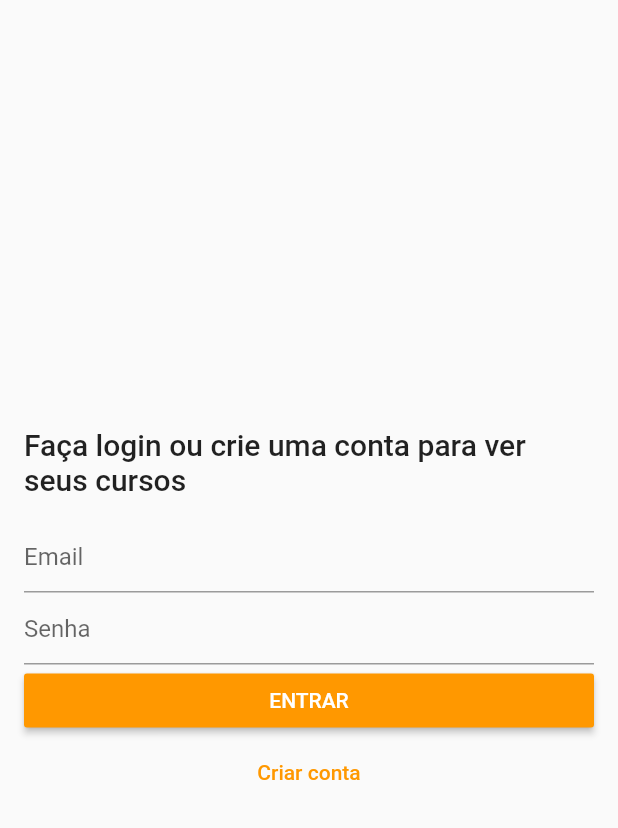
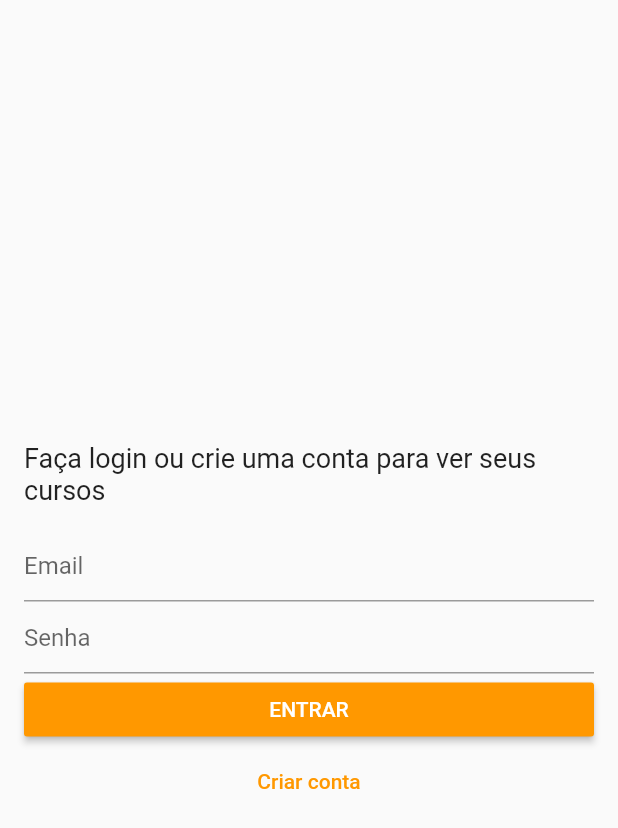
Before and after one commit to vazgabriel/vaz-cursos, a Flutter app: the AuthComponent widget shown alone on an empty page, opened directly, on a phone screen of 412 x 824 dp. Shown: the top 828 px of the screen. Run offline on Flutter 3.47's test engine with Material 2 defaults, Android fonts, the phone set to English and light mode, and no system bars; our stand-ins replace cached_network_image, dio, flutter_mobx, mobx, shared_preferences, youtube_player_flutter; accounts and stored records are empty; generated files the repository leaves out were written again; network calls fail.

```diff
--- a/lib/components/auth.dart
+++ b/lib/components/auth.dart
@@ -9,9 +9,10 @@ import 'package:vaz_cursos/store/user.dart';
 import 'package:vaz_cursos/utils/validations.dart';
 
 class AuthComponent extends StatefulWidget {
-  AuthComponent({Key key, this.instructions}) : super(key: key);
+  AuthComponent({Key key, this.instructions, this.dialogCtx}) : super(key: key);
 
   final String instructions;
+  final BuildContext dialogCtx;
 
   @override
   _AuthComponentState createState() => _AuthComponentState();
@@ -50,9 +51,13 @@ class _AuthComponentState extends State<AuthComponent> {
         final User user = User.fromJson(response.data['user']);
 
         userStore.setUser(AuthUser(token: token, user: user));
+        _formKey.currentState.reset();
 
+        if (widget.dialogCtx != null) {
+          Navigator.of(widget.dialogCtx).pop();
+        } else {
           _showMessage('Bem vindo ${user.name}');
-        _formKey.currentState.reset();
+        }
       } on DioError catch (e) {
         if (e.response != null) {
           String errorMessage = e.response.data['errors'][0]['message'];
@@ -72,21 +77,19 @@ class _AuthComponentState extends State<AuthComponent> {
   Widget build(BuildContext context) {
     final userStore = Provider.of<UserStore>(context);
 
-    return Padding(
-      padding: const EdgeInsets.all(16.0),
-      child: Form(
-        key: _formKey,
-        child: Column(
-          mainAxisAlignment: MainAxisAlignment.center,
-          children: <Widget>[
-            Text(
+    final welcomeText = Text(
       widget.instructions != null
           ? widget.instructions
           : 'Bem vindo ao Vaz Cursos',
-              style: Theme.of(context).textTheme.headline6,
+      style: TextStyle(
+        fontSize: 18.0,
       ),
-            SizedBox(
-              height: 16.0,
+    );
+
+    final formItems = [
+      Padding(
+        padding: const EdgeInsets.symmetric(vertical: 16.0),
+        child: welcomeText,
       ),
       if (!_isLogin)
         TextFormField(
@@ -155,8 +158,38 @@ class _AuthComponentState extends State<AuthComponent> {
         ),
         child: Text(_isLogin ? 'Criar conta' : 'Já tenho uma conta'),
       )
+    ];
+
+    if (widget.dialogCtx != null) {
+      formItems[0] = Row(
+        mainAxisAlignment: MainAxisAlignment.spaceBetween,
+        children: <Widget>[
+          Expanded(child: welcomeText),
+          IconButton(
+            icon: Icon(Icons.close),
+            onPressed: () {
+              Navigator.of(widget.dialogCtx).pop();
+            },
+          )
         ],
-        ),
+      );
+    }
+
+    final form = widget.dialogCtx != null
+        ? Wrap(
+            alignment: WrapAlignment.center,
+            children: formItems,
+          )
+        : Column(
+            mainAxisAlignment: MainAxisAlignment.center,
+            children: formItems,
+          );
+
+    return Padding(
+      padding: const EdgeInsets.all(16.0),
+      child: Form(
+        key: _formKey,
+        child: form,
       ),
     );
   }
```
Also changed, not shown: lib/components/cached_image.dart (+14 -3 lines), lib/components/detail_course/info.dart (+23 -2 lines), lib/components/profile_info.dart (added, +62 -0 lines), lib/components/sized_circle.dart (added, +27 -0 lines), lib/pages/profile.dart (+12 -2 lines). Lines whose indentation alone changed are shown as unchanged.
